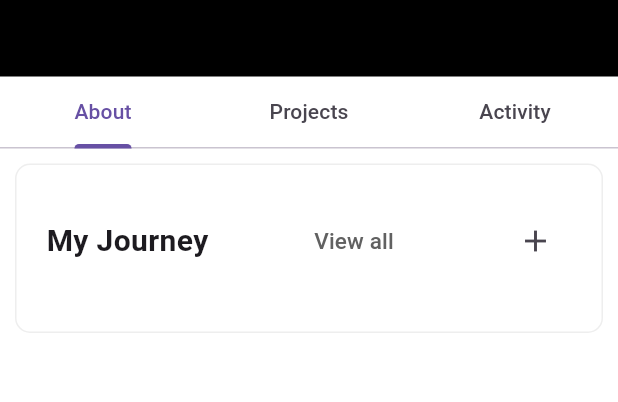
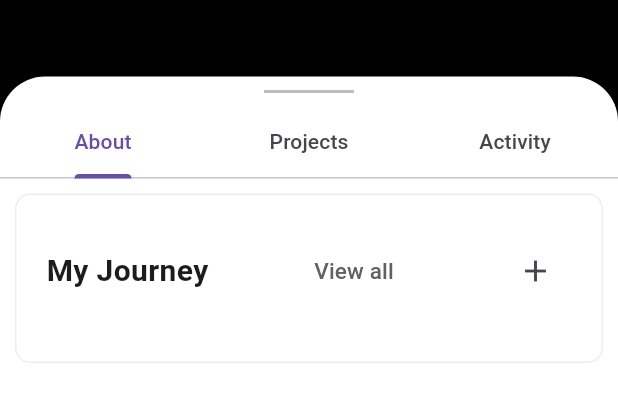
Before and after one commit to isaacngggg/StayIndieMobile, a Flutter app: the ProfileMainPage widget shown alone on an empty page, opened directly with empty values, on a phone screen of 412 x 824 dp. Shown: the top 402 px of the screen. Run offline on Flutter 3.47's test engine with Material 3 defaults, Android fonts, the phone set to English and light mode, and no system bars; our stand-ins replace flutter_carousel_widget, flutter_form_builder, image_picker, modal_bottom_sheet, supabase_flutter, timeago; missing offline and left inert: easy_image_viewer; accounts and stored records are empty; network calls fail.

Commit message:
Updated the rounded white profile card

```diff
--- a/lib/screens/profile/content_page.dart
+++ b/lib/screens/profile/content_page.dart
@@ -5,7 +5,7 @@ import 'package:stay_indie/objects/Profile.dart';
 import 'package:stay_indie/widgets/avatars/CircleAvatarWBorder.dart';
 import 'package:stay_indie/widgets/projects/ProjectTile.dart';
 import 'package:stay_indie/widgets/journeys/MyJourneyWidget.dart';
-import 'package:stay_indie/screens/profile/edit_basic_info_page.dart';
+import 'package:stay_indie/utilities/LinePainter.dart';
 import 'package:stay_indie/screens/profile/profile_edit_page.dart';
 import 'package:stay_indie/screens/profile/NewProfilePage.dart';
 import 'package:stay_indie/screens/project/addProjectFlow/add_project_screen.dart';
@@ -32,10 +32,9 @@ class ProfileMainPage extends StatelessWidget {
   @override
   Widget build(BuildContext context) {
     return Container(
-      color: Colors.white,
       child: Container(
         decoration: BoxDecoration(
-          color: kBackgroundColour,
+          color: Colors.black,
         ),
         child: Column(
           mainAxisAlignment: MainAxisAlignment.start,
@@ -83,9 +82,24 @@ class ProfileMainPage extends StatelessWidget {
             ),
             Expanded(
               child: Container(
+                decoration: BoxDecoration(
+                  color: kBackgroundColour,
+                  borderRadius: BorderRadius.only(
+                    topLeft: Radius.circular(30),
+                    topRight: Radius.circular(30),
+                  ),
+                ),
                 child: Column(
                   crossAxisAlignment: CrossAxisAlignment.stretch,
                   children: [
+                    SizedBox(
+                      height: 20,
+                      child: Center(
+                        child: CustomPaint(
+                            size: Size(0, 0),
+                            painter: LinePainterHoriztonal(width: 30)),
+                      ),
+                    ),
                     widget.selfProfile
                         ? Padding(
                             padding: const EdgeInsets.all(10.0),
--- a/lib/utilities/LinePainter.dart
+++ b/lib/utilities/LinePainter.dart
@@ -18,3 +18,21 @@ class LinePainter extends CustomPainter {
   @override
   bool shouldRepaint(CustomPainter oldDelegate) => false;
 }
+
+class LinePainterHoriztonal extends CustomPainter {
+  final double width;
+
+  LinePainterHoriztonal({required this.width});
+
+  @override
+  void paint(Canvas canvas, Size size) {
+    var paint = Paint()
+      ..color = kPrimaryColour40
+      ..strokeWidth = 2;
+
+    canvas.drawLine(Offset(-width, 0), Offset(width, 0), paint);
+  }
+
+  @override
+  bool shouldRepaint(CustomPainter oldDelegate) => false;
+}
```
Also changed, not shown: 764 other files.
